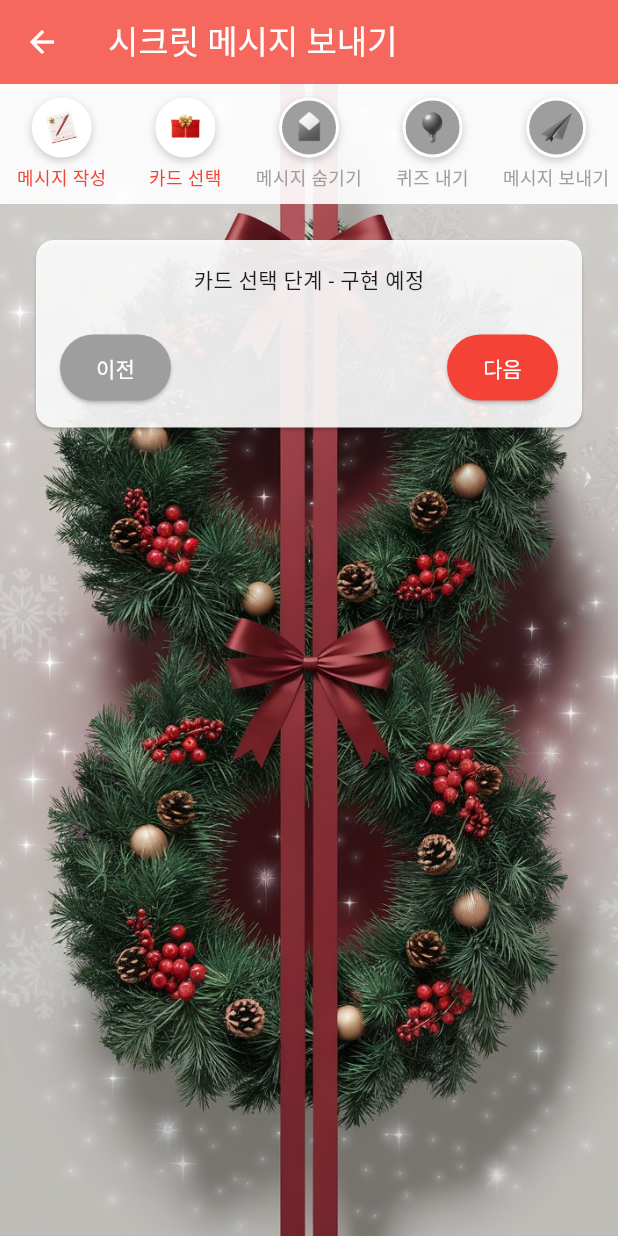
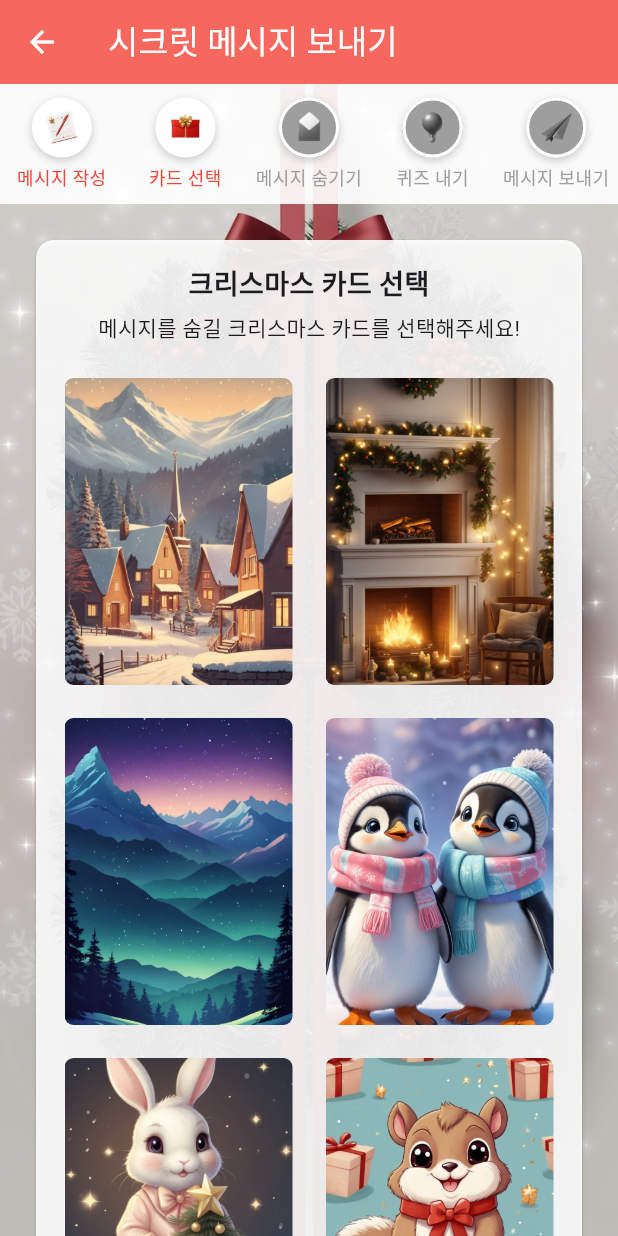
Before and after one commit to isjennifer/my_secret_christmas, a Flutter app: the WriteMessagePage screen opened directly, after a tap on "다음", on a phone screen of 412 x 824 dp. Run offline on Flutter 3.47's test engine with Material 3 defaults, Android fonts, the phone set to English and light mode, and no system bars; our stand-ins replace google_fonts.

Commit message:
카드선택페이지, 퀴즈내기페이지 구현 완료

```diff
--- /dev/null
+++ b/lib/steps/card_selection_step.dart
@@ -0,0 +1,112 @@
+// lib/pages/steps/card_selection_step.dart
+
+import 'package:flutter/material.dart';
+
+class CardSelectionStep extends StatefulWidget {
+  const CardSelectionStep({
+    super.key,
+    required this.onNext,
+    required this.onPrevious,
+  });
+
+  final VoidCallback onNext;
+  final VoidCallback onPrevious;
+
+  @override
+  State<CardSelectionStep> createState() => _CardSelectionStepState();
+}
+
+class _CardSelectionStepState extends State<CardSelectionStep> {
+  int? selectedCardIndex;
+
+  // 카드 이미지 리스트
+  final List<String> cardImages = [
+    'assets/cards/card1.jpg',
+    'assets/cards/card2.jpg',
+    'assets/cards/card3.jpg',
+    'assets/cards/card4.jpg',
+    'assets/cards/card5.jpg',
+    'assets/cards/card6.jpg',
+  ];
+
+  @override
+  Widget build(BuildContext context) {
+    return Column(
+      crossAxisAlignment: CrossAxisAlignment.stretch,
+      children: [
+        const Center(
+          child: Text(
+            '크리스마스 카드 선택',
+            style: TextStyle(fontSize: 18, fontWeight: FontWeight.bold),
+          ),
+        ),
+        const SizedBox(height: 5),
+        const Center(
+          child: Text('메시지를 숨길 크리스마스 카드를 선택해주세요!'),
+        ),
+        const SizedBox(height: 20),
+        GridView.builder(
+          shrinkWrap: true,
+          physics: const NeverScrollableScrollPhysics(),
+          gridDelegate: const SliverGridDelegateWithFixedCrossAxisCount(
+            crossAxisCount: 2,
+            childAspectRatio: 0.75, // 카드의 세로가 가로보다 길게
+            crossAxisSpacing: 16,
+            mainAxisSpacing: 16,
+          ),
+          itemCount: 6,
+          itemBuilder: (context, index) {
+            return GestureDetector(
+              onTap: () {
+                setState(() {
+                  selectedCardIndex = index;
+                });
+              },
+              child: Container(
+                decoration: BoxDecoration(
+                  border: Border.all(
+                    color: selectedCardIndex == index
+                        ? Colors.red
+                        : Colors.transparent,
+                    width: 3,
+                  ),
+                  borderRadius: BorderRadius.circular(8),
+                ),
+                child: ClipRRect(
+                  borderRadius: BorderRadius.circular(6),
+                  child: Stack(
+                    children: [
+                      Image.asset(
+                        cardImages[index],
+                        fit: BoxFit.cover,
+                        width: double.infinity,
+                        height: double.infinity,
+                      ),
+                      if (selectedCardIndex == index)
+                        Positioned(
+                          right: 8,
+                          top: 8,
+                          child: Container(
+                            padding: const EdgeInsets.all(4),
+                            decoration: const BoxDecoration(
+                              color: Colors.red,
+                              shape: BoxShape.circle,
+                            ),
+                            child: const Icon(
+                              Icons.check,
+                              color: Colors.white,
+                              size: 16,
+                            ),
+                          ),
+                        ),
+                    ],
+                  ),
+                ),
+              ),
+            );
+          },
+        ),
+      ],
+    );
+  }
+}
--- /dev/null
+++ b/lib/steps/message_step.dart
@@ -0,0 +1,64 @@
+// lib/pages/steps/message_step.dart
+
+import 'package:flutter/material.dart';
+
+class MessageStep extends StatefulWidget {
+  const MessageStep({
+    super.key,
+    required this.onNext,
+    required this.messageController,
+    required this.toController,
+    required this.fromController,
+  });
+
+  final VoidCallback onNext;
+  final TextEditingController messageController;
+  final TextEditingController toController;
+  final TextEditingController fromController;
+
+  @override
+  State<MessageStep> createState() => _MessageStepState();
+}
+
+class _MessageStepState extends State<MessageStep> {
+  @override
+  Widget build(BuildContext context) {
+    return Column(
+      crossAxisAlignment: CrossAxisAlignment.stretch,
+      children: [
+        const Center(
+          child: Text('시크릿 메시지 작성',
+              style: TextStyle(fontSize: 18, fontWeight: FontWeight.bold)),
+        ),
+        const SizedBox(height: 16),
+        TextField(
+          controller: widget.toController,
+          decoration: const InputDecoration(
+            labelText: '보내는 사람',
+            border: OutlineInputBorder(),
+          ),
+          maxLength: 10,
+        ),
+        const SizedBox(height: 16),
+        TextField(
+          controller: widget.messageController,
+          maxLines: 10,
+          decoration: const InputDecoration(
+            labelText: '크리스마스 메시지를 작성해주세요!',
+            border: OutlineInputBorder(),
+          ),
+          maxLength: 200,
+        ),
+        const SizedBox(height: 16),
+        TextField(
+          controller: widget.fromController,
+          decoration: const InputDecoration(
+            labelText: '받는 사람',
+            border: OutlineInputBorder(),
+          ),
+          maxLength: 10,
+        ),
+      ],
+    );
+  }
+}
--- a/lib/write_message.dart
+++ b/lib/write_message.dart
@@ -1,4 +1,9 @@
 import 'package:flutter/material.dart';
+import 'steps/message_step.dart';
+import 'steps/card_selection_step.dart';
+import 'steps/hide_message_step.dart';
+import 'steps/quiz_step.dart';
+import 'steps/send_message_step.dart';
 
 class WriteMessagePage extends StatefulWidget {
   const WriteMessagePage({super.key});
@@ -105,53 +110,38 @@ class _WriteMessagePageState extends State<WriteMessagePage> {
   Widget _buildCurrentStepContent() {
     switch (_currentStep) {
       case 0:
-        return _buildMessageStep();
+        return MessageStep(
+          onNext: () => setState(() => _currentStep++),
+          messageController: _messageController,
+          toController: _toController,
+          fromController: _fromController,
+        );
       case 1:
-        return _buildCardSelectionStep();
+        return CardSelectionStep(
+          onNext: () => setState(() => _currentStep++),
+          onPrevious: () => setState(() => _currentStep--),
+        );
       case 2:
-        return _buildHideMessageStep();
+        return HideMessageStep(
+          onNext: () => setState(() => _currentStep++),
+          onPrevious: () => setState(() => _currentStep--),
+        );
       case 3:
-        return _buildQuizStep();
+        return QuizStep(
+          onNext: () => setState(() => _currentStep++),
+          onPrevious: () => setState(() => _currentStep--),
+        );
       case 4:
-        return _buildSendMessageStep();
+        return SendMessageStep(
+          onComplete: () {
+            print('메시지 전송');
+            Navigator.pop(context);
+          },
+          onPrevious: () => setState(() => _currentStep--),
+        );
       default:
         return Container();
     }
-  }
-
-  Widget _buildMessageStep() {
-    return Column(
-      crossAxisAlignment: CrossAxisAlignment.stretch,
-      children: [
-        TextField(
-          controller: _toController,
-          decoration: const InputDecoration(
-            labelText: '보내는 사람',
-            border: OutlineInputBorder(),
-          ),
-          maxLength: 10,
-        ),
-        const SizedBox(height: 16),
-        TextField(
-          controller: _messageController,
-          maxLines: 10,
-          decoration: const InputDecoration(
-            labelText: '크리스마스 메시지를 작성해주세요!',
-            border: OutlineInputBorder(),
-          ),
-          maxLength: 200,
-        ),
-        const SizedBox(height: 16),
-        TextField(
-          controller: _fromController,
-          decoration: const InputDecoration(
-            labelText: '받는 사람',
-            border: OutlineInputBorder(),
-          ),
-          maxLength: 10,
-        ),
-      ],
-    );
   }
 
   Widget _buildCardSelectionStep() {
@@ -261,8 +251,7 @@ class _WriteMessagePageState extends State<WriteMessagePage> {
                                       vertical: 12,
                                     ),
                                   ),
-                                  child: Text(
-                                      _currentStep < 4 ? '다음' : '메시지 전송하기'),
+                                  child: Text(_currentStep < 4 ? '다음' : '완료'),
                                 ),
                               ],
                             ),
--- a/pubspec.yaml
+++ b/pubspec.yaml
@@ -54,6 +54,7 @@ dev_dependencies:
 flutter:
   assets:
     - assets/
+    - assets/cards/
 
   # The following line ensures that the Material Icons font is
   # included with your application, so that you can use the icons in
```
Also changed, not shown: lib/steps/hide_message_step.dart (added, +39 -0 lines), lib/steps/quiz_step.dart (added, +84 -0 lines), lib/steps/send_message_step.dart (added, +32 -0 lines), assets/cards/card1.jpg (added), assets/cards/card2.jpg (added), assets/cards/card3.jpg (added), assets/cards/card4.jpg (added), assets/cards/card5.jpg (added), assets/cards/card6.jpg (added).
